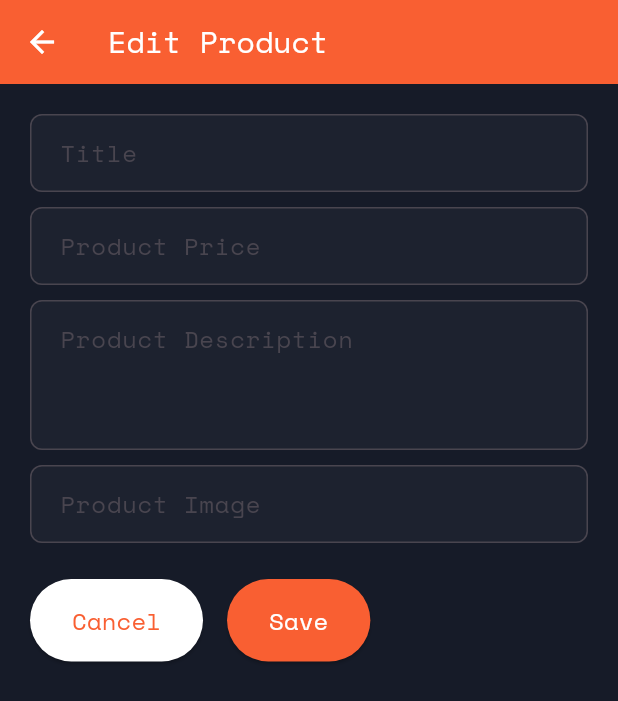
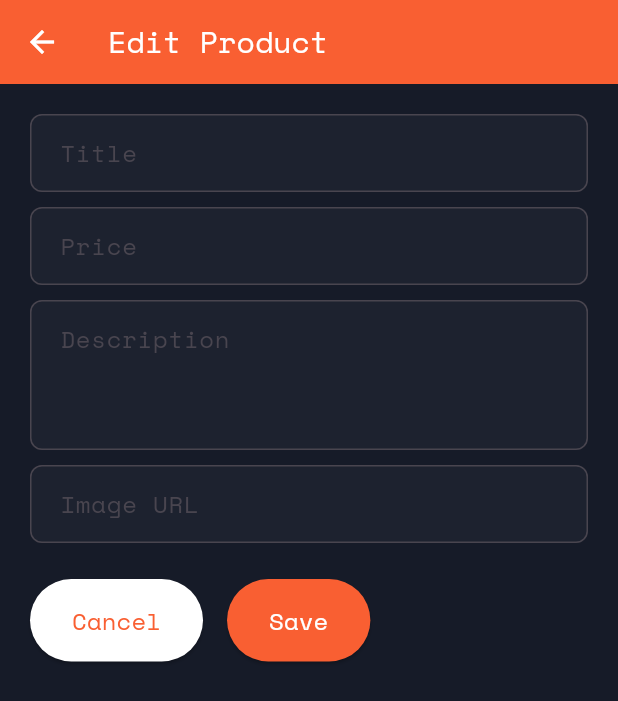
Before and after one commit to boushib/shoppo, a Flutter app: the EditProductScreen screen opened by its route, on a phone screen of 412 x 824 dp. Shown: the top 701 px of the screen. Run offline on Flutter 3.47's test engine with Material 3 defaults, Android fonts, the phone set to English and light mode, and no system bars; our stand-ins replace flutter_dotenv; missing offline and left inert: mongo_dart.

Commit message:
Fix add product form wording

```diff
--- a/lib/screens/edit_product.dart
+++ b/lib/screens/edit_product.dart
@@ -147,7 +147,7 @@ class EditProductScreenState extends State<EditProductScreen> {
                       TextFormField(
                         initialValue: _initialValues["price"],
                         decoration: InputDecoration(
-                          hintText: "Product Price",
+                          hintText: "Price",
                           hintStyle: const TextStyle(fontSize: 16.0),
                           border: OutlineInputBorder(
                             borderRadius: BorderRadius.circular(8.0),
@@ -199,7 +199,7 @@ class EditProductScreenState extends State<EditProductScreen> {
                         initialValue: _initialValues["description"],
                         maxLines: 3,
                         decoration: InputDecoration(
-                          hintText: "Product Description",
+                          hintText: "Description",
                           hintStyle: const TextStyle(fontSize: 16.0),
                           border: OutlineInputBorder(
                             borderRadius: BorderRadius.circular(8.0),
@@ -233,7 +233,7 @@ class EditProductScreenState extends State<EditProductScreen> {
                       TextFormField(
                         controller: _productImageController,
                         decoration: InputDecoration(
-                          hintText: "Product Image",
+                          hintText: "Image URL",
                           hintStyle: const TextStyle(fontSize: 16.0),
                           border: OutlineInputBorder(
                             borderRadius: BorderRadius.circular(8.0),
```
